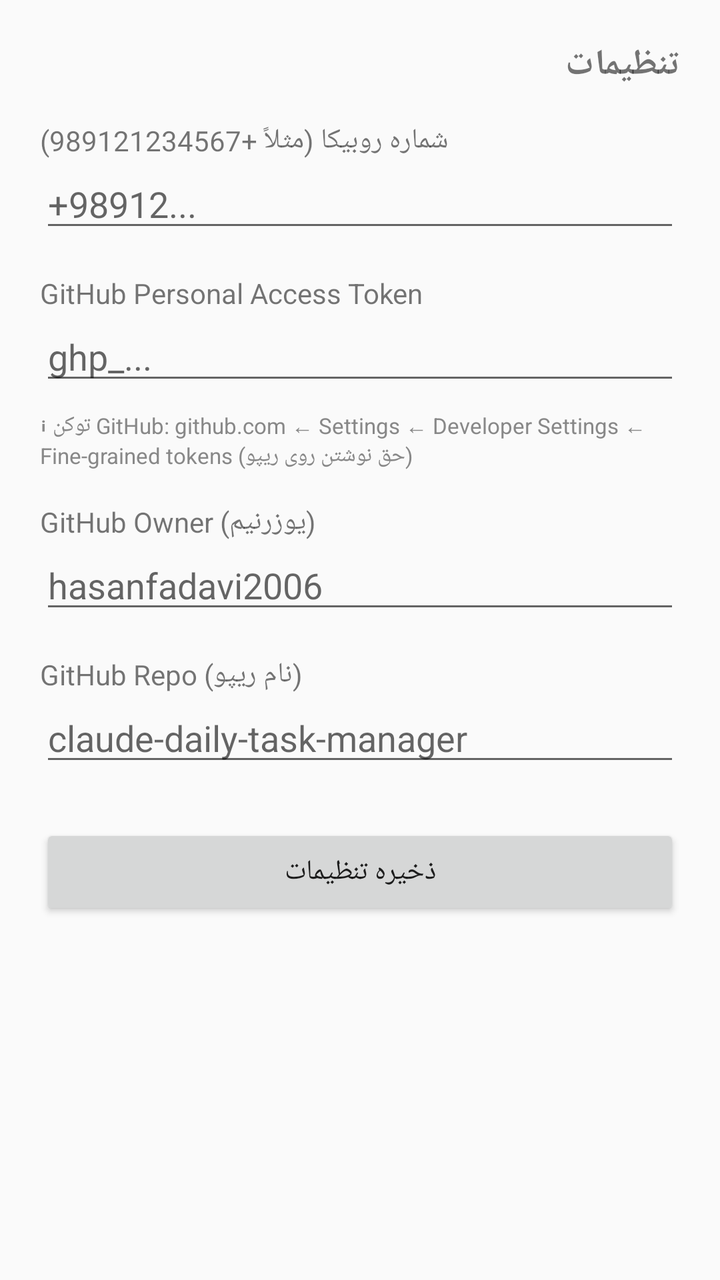
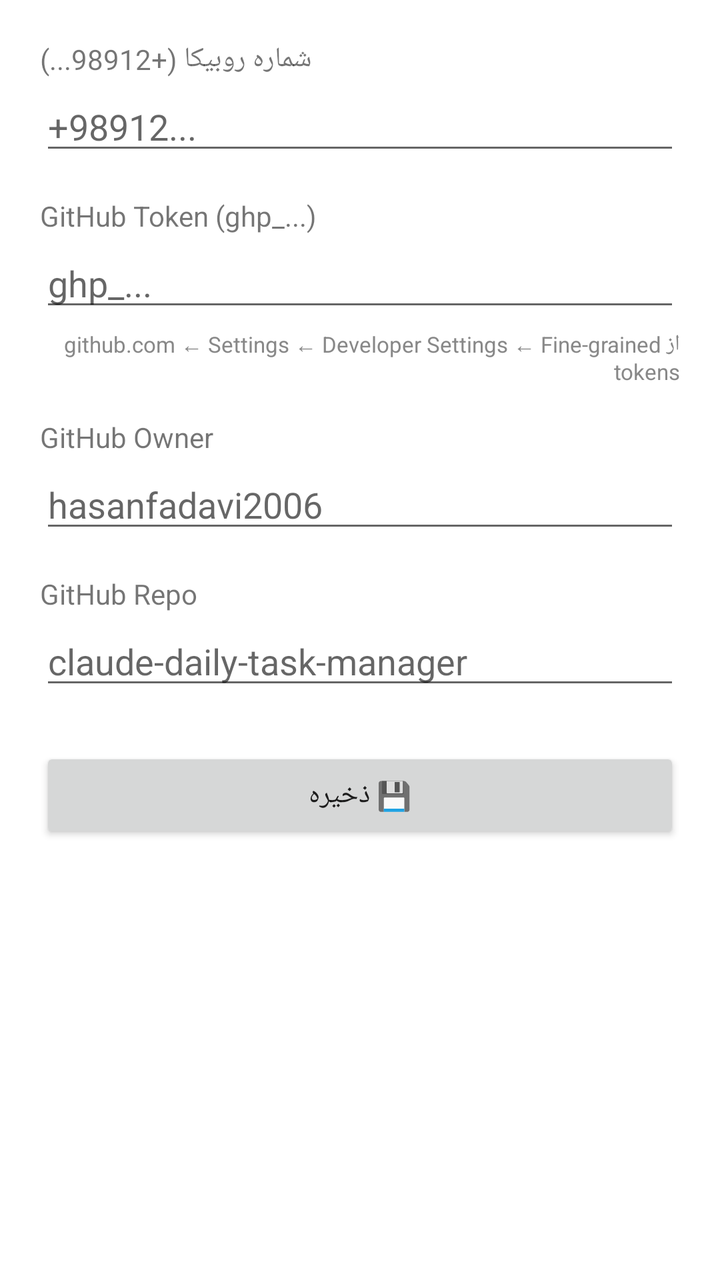

Two renders of the same Android screen: before a commit and after it. Below are the layout's source before the change and the commit's diff.
<!-- AndroidManifest.xml: application theme Theme.AppCompat.Light.DarkActionBar -->
<!-- res/layout/activity_settings.xml -->
<?xml version="1.0" encoding="utf-8"?>
<LinearLayout xmlns:android="http://schemas.android.com/apk/res/android"
    android:layout_width="match_parent"
    android:layout_height="match_parent"
    android:orientation="vertical"
    android:padding="20dp">

    <TextView
        android:layout_width="match_parent"
        android:layout_height="wrap_content"
        android:text="تنظیمات"
        android:textSize="18sp"
        android:textStyle="bold"
        android:layout_marginBottom="16dp" />

    <TextView android:layout_width="wrap_content" android:layout_height="wrap_content"
        android:text="شماره روبیکا (مثلاً +989121234567)" />
    <EditText
        android:id="@+id/etPhone"
        android:layout_width="match_parent"
        android:layout_height="wrap_content"
        android:inputType="phone"
        android:hint="+98912..."
        android:layout_marginBottom="16dp" />

    <TextView android:layout_width="wrap_content" android:layout_height="wrap_content"
        android:text="GitHub Personal Access Token" />
    <EditText
        android:id="@+id/etGhToken"
        android:layout_width="match_parent"
        android:layout_height="wrap_content"
        android:inputType="textPassword"
        android:hint="ghp_..."
        android:layout_marginBottom="8dp" />
    <TextView
        android:layout_width="match_parent"
        android:layout_height="wrap_content"
        android:text="ℹ توکن GitHub: github.com ← Settings ← Developer Settings ← Fine-grained tokens (حق نوشتن روی ریپو)"
        android:textSize="11sp"
        android:textColor="#888888"
        android:layout_marginBottom="16dp" />

    <TextView android:layout_width="wrap_content" android:layout_height="wrap_content"
        android:text="GitHub Owner (یوزرنیم)" />
    <EditText
        android:id="@+id/etGhOwner"
        android:layout_width="match_parent"
        android:layout_height="wrap_content"
        android:hint="hasanfadavi2006"
        android:layout_marginBottom="16dp" />

    <TextView android:layout_width="wrap_content" android:layout_height="wrap_content"
        android:text="GitHub Repo (نام ریپو)" />
    <EditText
        android:id="@+id/etGhRepo"
        android:layout_width="match_parent"
        android:layout_height="wrap_content"
        android:hint="claude-daily-task-manager"
        android:layout_marginBottom="24dp" />

    <Button
        android:id="@+id/btnSave"
        android:layout_width="match_parent"
        android:layout_height="wrap_content"
        android:text="ذخیره تنظیمات" />

</LinearLayout>
<!-- resources referenced by this layout -->
<resources>

</resources>

<!-- the commit's change to res/layout/activity_settings.xml (unified diff, before → after) -->
@@ -1,67 +1,47 @@
 <?xml version="1.0" encoding="utf-8"?>
-<LinearLayout xmlns:android="http://schemas.android.com/apk/res/android"
+<ScrollView xmlns:android="http://schemas.android.com/apk/res/android"
     android:layout_width="match_parent"
     android:layout_height="match_parent"
-    android:orientation="vertical"
     android:padding="20dp">
 
-    <TextView
+    <LinearLayout
         android:layout_width="match_parent"
         android:layout_height="wrap_content"
-        android:text="تنظیمات"
-        android:textSize="18sp"
-        android:textStyle="bold"
-        android:layout_marginBottom="16dp" />
+        android:orientation="vertical">
 
-    <TextView android:layout_width="wrap_content" android:layout_height="wrap_content"
-        android:text="شماره روبیکا (مثلاً +989121234567)" />
-    <EditText
-        android:id="@+id/etPhone"
-        android:layout_width="match_parent"
-        android:layout_height="wrap_content"
-        android:inputType="phone"
-        android:hint="+98912..."
-        android:layout_marginBottom="16dp" />
+        <TextView android:layout_width="wrap_content" android:layout_height="wrap_content"
+            android:text="شماره روبیکا (+98912...)" android:layout_marginBottom="2dp"/>
+        <EditText android:id="@+id/etPhone"
+            android:layout_width="match_parent" android:layout_height="wrap_content"
+            android:inputType="phone" android:hint="+98912..."
+            android:layout_marginBottom="16dp"/>
 
-    <TextView android:layout_width="wrap_content" android:layout_height="wrap_content"
-        android:text="GitHub Personal Access Token" />
-    <EditText
-        android:id="@+id/etGhToken"
-        android:layout_width="match_parent"
-        android:layout_height="wrap_content"
-        android:inputType="textPassword"
-        android:hint="ghp_..."
-        android:layout_marginBottom="8dp" />
-    <TextView
-        android:layout_width="match_parent"
-        android:layout_height="wrap_content"
-        android:text="ℹ توکن GitHub: github.com ← Settings ← Developer Settings ← Fine-grained tokens (حق نوشتن روی ریپو)"
-        android:textSize="11sp"
-        android:textColor="#888888"
-        android:layout_marginBottom="16dp" />
+        <TextView android:layout_width="wrap_content" android:layout_height="wrap_content"
+            android:text="GitHub Token (ghp_...)" android:layout_marginBottom="2dp"/>
+        <EditText android:id="@+id/etGhToken"
+            android:layout_width="match_parent" android:layout_height="wrap_content"
+            android:inputType="textPassword" android:hint="ghp_..."
+            android:layout_marginBottom="4dp"/>
+        <TextView android:layout_width="match_parent" android:layout_height="wrap_content"
+            android:text="از github.com ← Settings ← Developer Settings ← Fine-grained tokens"
+            android:textSize="11sp" android:textColor="#888888"
+            android:layout_marginBottom="16dp"/>
 
-    <TextView android:layout_width="wrap_content" android:layout_height="wrap_content"
-        android:text="GitHub Owner (یوزرنیم)" />
-    <EditText
-        android:id="@+id/etGhOwner"
-        android:layout_width="match_parent"
-        android:layout_height="wrap_content"
-        android:hint="hasanfadavi2006"
-        android:layout_marginBottom="16dp" />
+        <TextView android:layout_width="wrap_content" android:layout_height="wrap_content"
+            android:text="GitHub Owner" android:layout_marginBottom="2dp"/>
+        <EditText android:id="@+id/etGhOwner"
+            android:layout_width="match_parent" android:layout_height="wrap_content"
+            android:hint="hasanfadavi2006" android:layout_marginBottom="16dp"/>
 
-    <TextView android:layout_width="wrap_content" android:layout_height="wrap_content"
-        android:text="GitHub Repo (نام ریپو)" />
-    <EditText
-        android:id="@+id/etGhRepo"
-        android:layout_width="match_parent"
-        android:layout_height="wrap_content"
-        android:hint="claude-daily-task-manager"
-        android:layout_marginBottom="24dp" />
+        <TextView android:layout_width="wrap_content" android:layout_height="wrap_content"
+            android:text="GitHub Repo" android:layout_marginBottom="2dp"/>
+        <EditText android:id="@+id/etGhRepo"
+            android:layout_width="match_parent" android:layout_height="wrap_content"
+            android:hint="claude-daily-task-manager" android:layout_marginBottom="24dp"/>
 
-    <Button
-        android:id="@+id/btnSave"
-        android:layout_width="match_parent"
-        android:layout_height="wrap_content"
-        android:text="ذخیره تنظیمات" />
+        <Button android:id="@+id/btnSave"
+            android:layout_width="match_parent" android:layout_height="wrap_content"
+            android:text="💾 ذخیره"/>
 
-</LinearLayout>
+    </LinearLayout>
+</ScrollView>
<!-- resource entries referenced after the edit -->
@@ -1,5 +1,9 @@
 <!-- resources referenced by this layout -->
 <resources>
-
+  <style name="Theme.DailyTask" parent="Theme.MaterialComponents.DayNight.DarkActionBar">
+          <item name="colorPrimary">#00838F</item>
+          <item name="colorPrimaryVariant">#005662</item>
+          <item name="colorOnPrimary">#FFFFFF</item>
+      </style>
 </resources>
 
